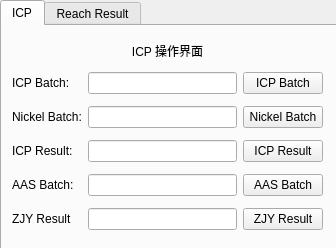
Before: the Qt Designer form pyqt5_test/reachResult2.ui in chen-huai/work, drawn with Qt 5.
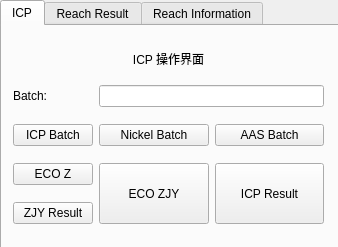
After: the same form once the commit is applied. The open tabs and pages were chosen to show the change. Icons and pictures are not drawn.

Commit message: SVHC数据图形界面

Diff of the .ui file:
```diff
--- a/pyqt5_test/reachResult2.ui
+++ b/pyqt5_test/reachResult2.ui
@@ -6,8 +6,8 @@
    <rect>
     <x>0</x>
     <y>0</y>
-    <width>336</width>
-    <height>248</height>
+    <width>338</width>
+    <height>247</height>
    </rect>
   </property>
   <property name="windowTitle">
@@ -37,74 +37,77 @@
     <attribute name="title">
      <string>ICP</string>
     </attribute>
-    <widget class="QWidget" name="layoutWidget">
+    <widget class="QWidget" name="">
      <property name="geometry">
       <rect>
-       <x>10</x>
-       <y>10</y>
+       <x>11</x>
+       <y>13</y>
        <width>311</width>
        <height>201</height>
       </rect>
      </property>
      <layout class="QGridLayout" name="gridLayout_2">
-      <item row="3" column="2">
-       <widget class="QPushButton" name="pushButton_8">
-        <property name="text">
-         <string>ICP Result</string>
-        </property>
-       </widget>
-      </item>
       <item row="1" column="0">
        <widget class="QLabel" name="label_4">
         <property name="text">
-         <string>ICP Batch:</string>
+         <string>Batch:</string>
         </property>
        </widget>
       </item>
-      <item row="1" column="2">
-       <widget class="QPushButton" name="pushButton_6">
-        <property name="text">
-         <string>ICP Batch</string>
-        </property>
-       </widget>
-      </item>
-      <item row="4" column="1">
-       <widget class="QLineEdit" name="lineEdit_4"/>
-      </item>
-      <item row="4" column="2">
-       <widget class="QPushButton" name="pushButton_9">
-        <property name="text">
-         <string>AAS Batch</string>
-        </property>
-       </widget>
-      </item>
-      <item row="1" column="1">
+      <item row="1" column="1" colspan="2">
        <widget class="QLineEdit" name="lineEdit"/>
       </item>
-      <item row="2" column="1">
-       <widget class="QLineEdit" name="lineEdit_2"/>
-      </item>
-      <item row="3" column="1">
-       <widget class="QLineEdit" name="lineEdit_3"/>
-      </item>
       <item row="2" column="0">
-       <widget class="QLabel" name="label_5">
+       <widget class="QPushButton" name="pushButton_6">
+        <property name="toolTip">
+         <string>获取Sample ID</string>
+        </property>
         <property name="text">
-         <string>Nickel Batch:</string>
+         <string>ICP Batch</string>
         </property>
        </widget>
       </item>
-      <item row="2" column="2">
+      <item row="2" column="1">
        <widget class="QPushButton" name="pushButton_7">
         <property name="text">
          <string>Nickel Batch</string>
         </property>
        </widget>
       </item>
+      <item row="2" column="2">
+       <widget class="QPushButton" name="pushButton_9">
+        <property name="toolTip">
+         <string>获取Sample ID
+并将‘+’改为‘-’</string>
+        </property>
+        <property name="statusTip">
+         <string>AAS仪器中有些Bug\n只能识别‘-’</string>
+        </property>
+        <property name="text">
+         <string>AAS Batch</string>
+        </property>
+       </widget>
+      </item>
       <item row="3" column="0">
-       <widget class="QLabel" name="label_6">
+       <widget class="QPushButton" name="pushButton_11">
+        <property name="toolTip">
+         <string>按中迅德要求生成</string>
+        </property>
         <property name="text">
-         <string>ICP Result:</string>
+         <string>ECO Z</string>
+        </property>
+       </widget>
+      </item>
+      <item row="4" column="0">
+       <widget class="QPushButton" name="pushButton_10">
+        <property name="toolTip">
+         <string>质检院结果转化</string>
+        </property>
+        <property name="statusTip">
+         <string>由于质检院结果是科学计数法\n导致结果有些无法读取</string>
+        </property>
+        <property name="text">
+         <string>ZJY Result</string>
         </property>
        </widget>
       </item>
@@ -124,27 +127,38 @@
         </property>
        </widget>
       </item>
-      <item row="4" column="0">
-       <widget class="QLabel" name="label_8">
-        <property name="text">
-         <string>AAS Batch:</string>
+      <item row="3" column="1" rowspan="2">
+       <widget class="QPushButton" name="pushButton_13">
+        <property name="sizePolicy">
+         <sizepolicy hsizetype="Expanding" vsizetype="Expanding">
+          <horstretch>0</horstretch>
+          <verstretch>0</verstretch>
+         </sizepolicy>
         </property>
-       </widget>
-      </item>
-      <item row="5" column="0">
-       <widget class="QLabel" name="label_9">
+        <property name="toolTip">
+         <string>按质检院Batch要求生成</string>
+        </property>
+        <property name="statusTip">
+         <string/>
+        </property>
         <property name="text">
-         <string>ZJY Result</string>
+         <string>ECO ZJY</string>
         </property>
        </widget>
       </item>
-      <item row="5" column="1">
-       <widget class="QLineEdit" name="lineEdit_5"/>
-      </item>
-      <item row="5" column="2">
-       <widget class="QPushButton" name="pushButton_10">
+      <item row="3" column="2" rowspan="2">
+       <widget class="QPushButton" name="pushButton_8">
+        <property name="sizePolicy">
+         <sizepolicy hsizetype="Expanding" vsizetype="Expanding">
+          <horstretch>0</horstretch>
+          <verstretch>0</verstretch>
+         </sizepolicy>
+        </property>
+        <property name="toolTip">
+         <string>ICP结果转化</string>
+        </property>
         <property name="text">
-         <string>ZJY Result</string>
+         <string>ICP Result</string>
         </property>
        </widget>
       </item>
@@ -305,6 +319,80 @@
      </layout>
     </widget>
    </widget>
+   <widget class="QWidget" name="tab">
+    <attribute name="title">
+     <string>Reach Information</string>
+    </attribute>
+    <widget class="QWidget" name="layoutWidget">
+     <property name="geometry">
+      <rect>
+       <x>0</x>
+       <y>10</y>
+       <width>331</width>
+       <height>211</height>
+      </rect>
+     </property>
+     <layout class="QGridLayout" name="gridLayout_3">
+      <item row="0" column="0" rowspan="4">
+       <widget class="QTextBrowser" name="textBrowser_2">
+        <property name="sizePolicy">
+         <sizepolicy hsizetype="Expanding" vsizetype="Expanding">
+          <horstretch>0</horstretch>
+          <verstretch>0</verstretch>
+         </sizepolicy>
+        </property>
+        <property name="toolTip">
+         <string>物质详情</string>
+        </property>
+       </widget>
+      </item>
+      <item row="0" column="1">
+       <widget class="QTextBrowser" name="textBrowser_3">
+        <property name="sizePolicy">
+         <sizepolicy hsizetype="Ignored" vsizetype="Ignored">
+          <horstretch>0</horstretch>
+          <verstretch>0</verstretch>
+         </sizepolicy>
+        </property>
+        <property name="toolTip">
+         <string>物质信息</string>
+        </property>
+       </widget>
+      </item>
+      <item row="2" column="1">
+       <widget class="QSpinBox" name="spinBox_3">
+        <property name="toolTip">
+         <string>对应Lims编号</string>
+        </property>
+       </widget>
+      </item>
+      <item row="3" column="1">
+       <widget class="QPushButton" name="pushButton_12">
+        <property name="toolTip">
+         <string>查询编号下对应的物质信息</string>
+        </property>
+        <property name="statusTip">
+         <string>只有编号正确才能查询到信息</string>
+        </property>
+        <property name="text">
+         <string>查找</string>
+        </property>
+       </widget>
+      </item>
+      <item row="1" column="1">
+       <widget class="QPushButton" name="pushButton_14">
+        <property name="toolTip">
+         <string>选择文件
+不选择默认</string>
+        </property>
+        <property name="text">
+         <string>选择文件</string>
+        </property>
+       </widget>
+      </item>
+     </layout>
+    </widget>
+   </widget>
   </widget>
  </widget>
  <resources/>
```
Left out of the diff: 200 changed lines with no effect on the pictures. The commit also changes 1 other file.
